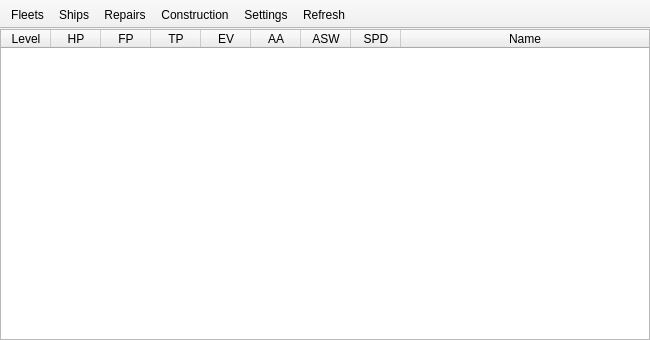
KanColleTool/kct-tool, file KCMainWindow.ui: the form before one commit.
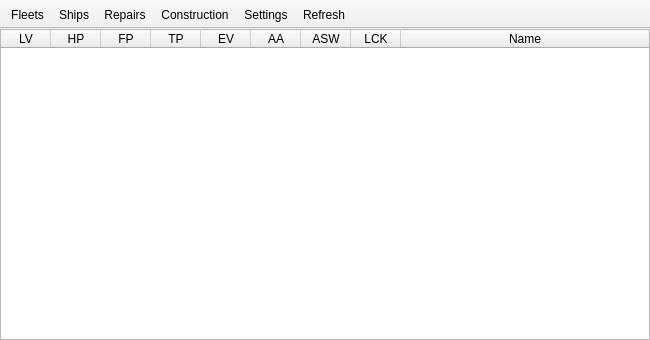
The form after the commit. The open tabs and pages were chosen to show the change. Icons and pictures are not drawn.

The edit to the form file:
```diff
--- a/KCMainWindow.ui
+++ b/KCMainWindow.ui
@@ -1328,7 +1328,7 @@
           </attribute>
           <column>
            <property name="text">
-            <string>Level</string>
+            <string>LV</string>
            </property>
           </column>
           <column>
@@ -1363,7 +1363,7 @@
           </column>
           <column>
            <property name="text">
-            <string>SPD</string>
+            <string>LCK</string>
            </property>
           </column>
           <column>
```
Left out of the diff: 2 changed lines with no effect on the pictures.
